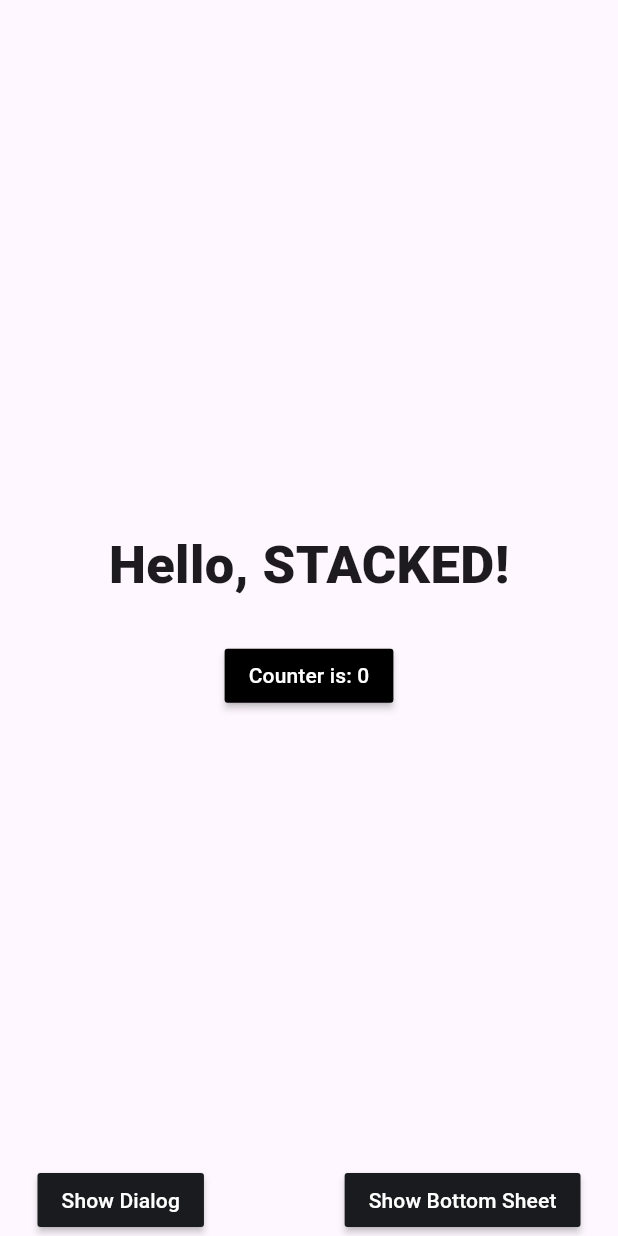
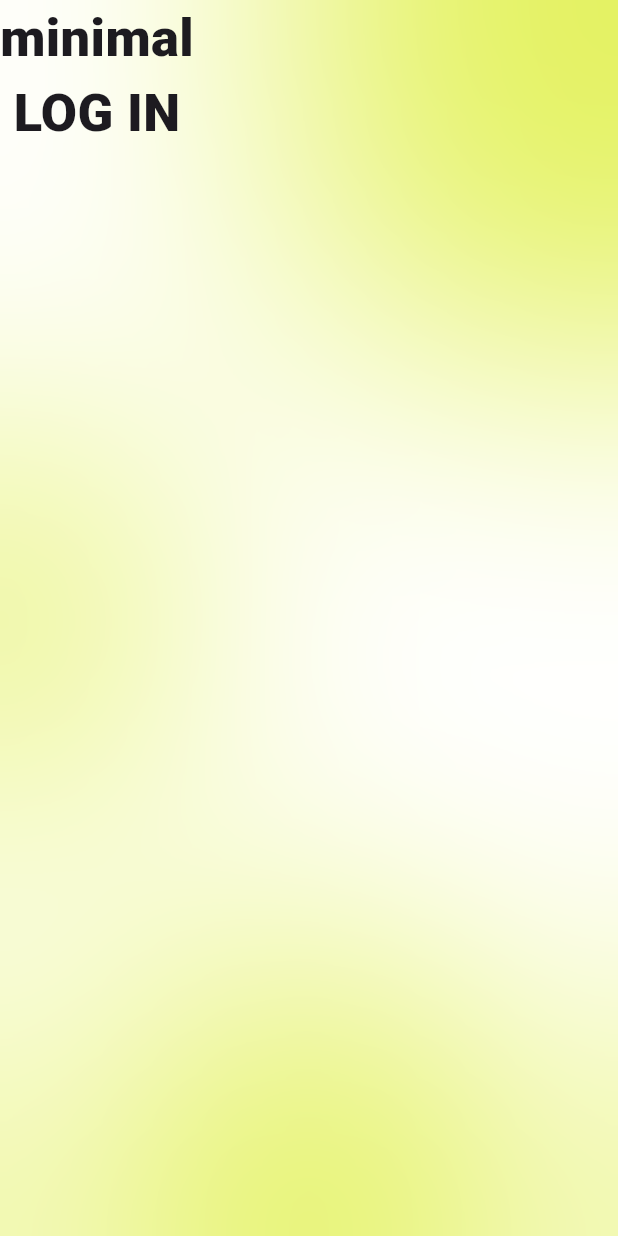
Before and after one commit to MeloGon/tots_test_code, a Flutter app: the screen it shows after launch, on a phone screen of 412 x 824 dp. Run offline on Flutter 3.47's test engine with Material 3 defaults, Android fonts, the phone set to English and light mode, and no system bars; our stand-ins replace stacked, stacked_services, stacked_shared.

Commit message:
login view and refactored widgets were added

```diff
--- a/lib/app/app.dart
+++ b/lib/app/app.dart
@@ -1,16 +1,19 @@
+import 'package:tost_test_code/features/login/ui/views/login_view.dart';
 import 'package:tost_test_code/ui/bottom_sheets/notice/notice_sheet.dart';
 import 'package:tost_test_code/ui/dialogs/info_alert/info_alert_dialog.dart';
 import 'package:tost_test_code/ui/views/home/home_view.dart';
 import 'package:tost_test_code/ui/views/startup/startup_view.dart';
 import 'package:stacked/stacked_annotations.dart';
 import 'package:stacked_services/stacked_services.dart';
+//import 'package:tost_test_code/ui/views/login/login_view.dart';
 // @stacked-import
 
 @StackedApp(
   routes: [
     MaterialRoute(page: HomeView),
     MaterialRoute(page: StartupView),
-    // @stacked-route
+    MaterialRoute(page: LoginView),
+// @stacked-route
   ],
   dependencies: [
     LazySingleton(classType: BottomSheetService),
--- a/lib/app/app.router.dart
+++ b/lib/app/app.router.dart
@@ -5,10 +5,11 @@
 // **************************************************************************
 
 // ignore_for_file: no_leading_underscores_for_library_prefixes
-import 'package:flutter/material.dart' as _i4;
+import 'package:flutter/material.dart' as _i5;
 import 'package:flutter/material.dart';
 import 'package:stacked/stacked.dart' as _i1;
-import 'package:stacked_services/stacked_services.dart' as _i5;
+import 'package:stacked_services/stacked_services.dart' as _i6;
+import 'package:tost_test_code/features/login/ui/views/login_view.dart' as _i4;
 import 'package:tost_test_code/ui/views/home/home_view.dart' as _i2;
 import 'package:tost_test_code/ui/views/startup/startup_view.dart' as _i3;
 
@@ -17,9 +18,12 @@ class Routes {
 
   static const startupView = '/startup-view';
 
+  static const loginView = '/login-view';
+
   static const all = <String>{
     homeView,
     startupView,
+    loginView,
   };
 }
 
@@ -33,18 +37,28 @@ class StackedRouter extends _i1.RouterBase {
       Routes.startupView,
       page: _i3.StartupView,
     ),
+    _i1.RouteDef(
+      Routes.loginView,
+      page: _i4.LoginView,
+    ),
   ];
 
   final _pagesMap = <Type, _i1.StackedRouteFactory>{
     _i2.HomeView: (data) {
-      return _i4.MaterialPageRoute<dynamic>(
+      return _i5.MaterialPageRoute<dynamic>(
         builder: (context) => const _i2.HomeView(),
         settings: data,
       );
     },
     _i3.StartupView: (data) {
-      return _i4.MaterialPageRoute<dynamic>(
+      return _i5.MaterialPageRoute<dynamic>(
         builder: (context) => const _i3.StartupView(),
+        settings: data,
+      );
+    },
+    _i4.LoginView: (data) {
+      return _i5.MaterialPageRoute<dynamic>(
+        builder: (context) => const _i4.LoginView(),
         settings: data,
       );
     },
@@ -57,7 +71,7 @@ class StackedRouter extends _i1.RouterBase {
   Map<Type, _i1.StackedRouteFactory> get pagesMap => _pagesMap;
 }
 
-extension NavigatorStateExtension on _i5.NavigationService {
+extension NavigatorStateExtension on _i6.NavigationService {
   Future<dynamic> navigateToHomeView([
     int? routerId,
     bool preventDuplicates = true,
@@ -80,6 +94,20 @@ extension NavigatorStateExtension on _i5.NavigationService {
         transition,
   ]) async {
     return navigateTo<dynamic>(Routes.startupView,
+        id: routerId,
+        preventDuplicates: preventDuplicates,
+        parameters: parameters,
+        transition: transition);
+  }
+
+  Future<dynamic> navigateToLoginView([
+    int? routerId,
+    bool preventDuplicates = true,
+    Map<String, String>? parameters,
+    Widget Function(BuildContext, Animation<double>, Animation<double>, Widget)?
+        transition,
+  ]) async {
+    return navigateTo<dynamic>(Routes.loginView,
         id: routerId,
         preventDuplicates: preventDuplicates,
         parameters: parameters,
@@ -113,4 +141,18 @@ extension NavigatorStateExtension on _i5.NavigationService {
         parameters: parameters,
         transition: transition);
   }
+
+  Future<dynamic> replaceWithLoginView([
+    int? routerId,
+    bool preventDuplicates = true,
+    Map<String, String>? parameters,
+    Widget Function(BuildContext, Animation<double>, Animation<double>, Widget)?
+        transition,
+  ]) async {
+    return replaceWith<dynamic>(Routes.loginView,
+        id: routerId,
+        preventDuplicates: preventDuplicates,
+        parameters: parameters,
+        transition: transition);
+  }
 }
--- /dev/null
+++ b/lib/features/login/ui/view_model/login_viewmodel.dart
@@ -0,0 +1,17 @@
+import 'package:tost_test_code/app/app.bottomsheets.dart';
+import 'package:tost_test_code/app/app.dialogs.dart';
+import 'package:tost_test_code/app/app.locator.dart';
+import 'package:tost_test_code/ui/common/app_strings.dart';
+import 'package:stacked/stacked.dart';
+import 'package:stacked_services/stacked_services.dart';
+
+class LoginViewModel extends BaseViewModel {
+  final _navigationService = locator<NavigationService>();
+
+  // Place anything here that needs to happen before we get into the application
+  Future goToHomeView() async {
+    // This is where you can make decisions on where your app should navigate when
+    // you have custom startup logic
+    // _navigationService.replaceWithHomeView();
+  }
+}
--- /dev/null
+++ b/lib/features/login/ui/views/login_view.dart
@@ -0,0 +1,46 @@
+import 'dart:ui';
+
+import 'package:flutter/material.dart';
+import 'package:stacked/stacked.dart';
+import 'package:tost_test_code/features/login/ui/view_model/login_viewmodel.dart';
+import 'package:tost_test_code/ui/common/app_colors.dart';
+import 'package:tost_test_code/widgets/background_widget.dart';
+
+class LoginView extends StackedView<LoginViewModel> {
+  const LoginView({super.key});
+
+  @override
+  Widget builder(
+      BuildContext context, LoginViewModel viewModel, Widget? child) {
+    return const Scaffold(
+      body: Stack(
+        children: [
+          BackgroundWidget(),
+          SingleChildScrollView(
+            child: Column(
+              children: [
+                Text(
+                  'minimal',
+                  style: TextStyle(
+                    fontSize: 35,
+                    fontWeight: FontWeight.w900,
+                  ),
+                ),
+                Text(
+                  'LOG IN',
+                  style: TextStyle(
+                    fontSize: 35,
+                    fontWeight: FontWeight.w900,
+                  ),
+                ),
+              ],
+            ),
+          ),
+        ],
+      ),
+    );
+  }
+
+  @override
+  LoginViewModel viewModelBuilder(BuildContext context) => LoginViewModel();
+}
--- a/lib/main.dart
+++ b/lib/main.dart
@@ -19,7 +19,7 @@ class MainApp extends StatelessWidget {
   @override
   Widget build(BuildContext context) {
     return MaterialApp(
-      initialRoute: Routes.startupView,
+      initialRoute: Routes.loginView,
       onGenerateRoute: StackedRouter().onGenerateRoute,
       navigatorKey: StackedService.navigatorKey,
       navigatorObservers: [
--- a/lib/ui/common/app_colors.dart
+++ b/lib/ui/common/app_colors.dart
@@ -7,3 +7,4 @@ const Color kcMediumGrey = Color(0xFF474A54);
 const Color kcLightGrey = Color.fromARGB(255, 187, 187, 187);
 const Color kcVeryLightGrey = Color(0xFFE3E3E3);
 const Color kcBackgroundColor = kcDarkGreyColor;
+const Color kcLemonGreen = Color(0xFFe4f261);
--- a/lib/ui/common/app_strings.dart
+++ b/lib/ui/common/app_strings.dart
@@ -1,3 +1,7 @@
 const String ksHomeBottomSheetTitle = 'Build Great Apps!';
 const String ksHomeBottomSheetDescription =
     'Stacked is built to help you build better apps. Give us a chance and we\'ll prove it to you. Check out stacked.filledstacks.com to learn more';
+const String ksLogin = 'Login';
+const String ksMail = 'Mail';
+const String ksMinimal = 'minimal';
+const String ksPassword = 'Password';
--- /dev/null
+++ b/lib/widgets/background_widget.dart
@@ -0,0 +1,68 @@
+import 'dart:ui';
+
+import 'package:flutter/material.dart';
+import 'package:tost_test_code/ui/common/app_colors.dart';
+
+class BackgroundWidget extends StatelessWidget {
+  final double? positionXFirst;
+  final double? positionYFirst;
+  final double? positionXSec;
+  final double? positionYSec;
+  final double? positionXThird;
+  final double? positionYThird;
+
+  const BackgroundWidget(
+      {super.key,
+      this.positionXFirst = 3,
+      this.positionYFirst = -1.3,
+      this.positionXSec = 0,
+      this.positionYSec = 1.4,
+      this.positionXThird = -3,
+      this.positionYThird = 0});
+
+  @override
+  Widget build(BuildContext context) {
+    return Stack(
+      children: [
+        const SizedBox.expand(
+          child: DecoratedBox(decoration: BoxDecoration(color: Colors.white)),
+        ),
+        Align(
+          alignment: AlignmentDirectional(positionXFirst!, positionYFirst!),
+          child: const SizedBox.square(
+            dimension: 320,
+            child: DecoratedBox(
+              decoration:
+                  BoxDecoration(shape: BoxShape.circle, color: kcLemonGreen),
+            ),
+          ),
+        ),
+        Align(
+          alignment: AlignmentDirectional(positionXSec!, positionYSec!),
+          child: const SizedBox.square(
+            dimension: 300,
+            child: DecoratedBox(
+              decoration:
+                  BoxDecoration(shape: BoxShape.circle, color: kcLemonGreen),
+            ),
+          ),
+        ),
+        Align(
+          alignment: AlignmentDirectional(positionXThird!, positionYThird!),
+          child: const SizedBox.square(
+            dimension: 260,
+            child: DecoratedBox(
+              decoration:
+                  BoxDecoration(shape: BoxShape.circle, color: kcLemonGreen),
+            ),
+          ),
+        ),
+        BackdropFilter(
+          filter: ImageFilter.blur(sigmaX: 100.0, sigmaY: 100.0),
+          child: const DecoratedBox(
+              decoration: BoxDecoration(color: Colors.transparent)),
+        )
+      ],
+    );
+  }
+}
```
Also changed, not shown: lib/widgets/custom_button.dart (added, +63 -0 lines), pubspec.lock, 1 other file.
